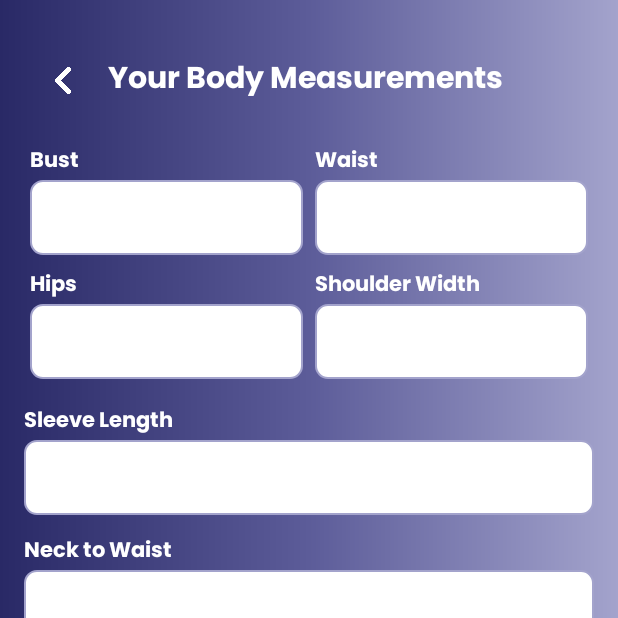
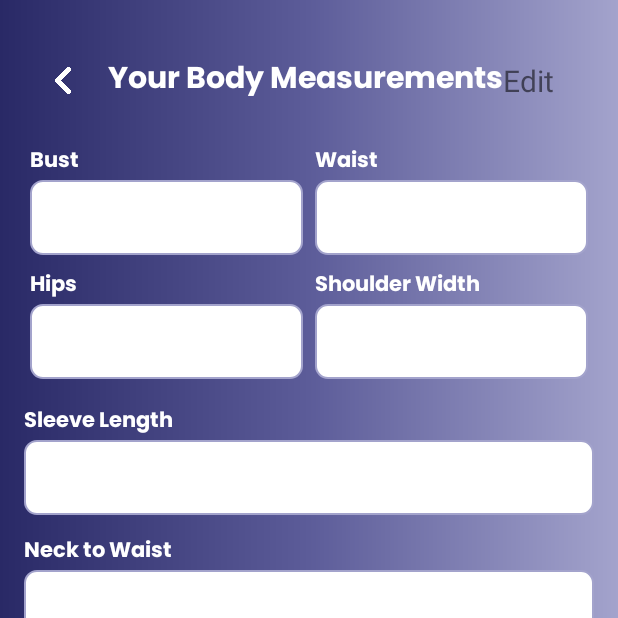
Before and after one commit to sherwinfontanar/Fitcraft, an Android app: the MeasurementActivity screen opened directly, with no data from a screen before it, on a phone screen of 412 x 824 dp, the top half of it. Run offline under Robolectric (Android 15) with nearby library versions, the phone set to English and light mode, and no system bars; our stand-ins replace Volley; network calls fail.

```diff
--- a/app/build.gradle.kts
+++ b/app/build.gradle.kts
@@ -74,6 +74,7 @@ dependencies {
     implementation("androidx.browser:browser:1.5.0")
     implementation("com.google.android.gms:play-services-maps:18.2.0")
     implementation("com.google.android.gms:play-services-location:21.0.1")
+    implementation("com.stripe:stripe-android:20.46.0")
 
     implementation(libs.circleimageview)
     implementation(libs.volley)
--- a/app/src/main/java/com/example/fitcraft/LoginActivity.kt
+++ b/app/src/main/java/com/example/fitcraft/LoginActivity.kt
@@ -83,8 +83,8 @@ class LoginActivity : Activity() {
                 val role = response.getJSONObject("user").optString("role")
 
                 val intent = when (role) {
-                    "Customer" -> Intent(this, UserDashboardActivity::class.java)
-                    "Tailor" -> Intent(this, TailorDashboardActivity::class.java)
+                    "user" -> Intent(this, UserProfileActivity::class.java)
+                    "tailor" -> Intent(this, TailorProfileActivity::class.java)
                     else -> Intent(this, LoginActivity::class.java)
                 }
                 startActivity(intent)
--- a/app/src/main/java/com/example/fitcraft/MeasurementActivity.kt
+++ b/app/src/main/java/com/example/fitcraft/MeasurementActivity.kt
@@ -48,6 +48,7 @@ class MeasurementActivity : Activity() {
         waistToHern = findViewById(R.id.waistToHemValue)
         bodyType = findViewById(R.id.bodyTypeValue)
         skinColor = findViewById(R.id.skinColorValue)
+        editButton = findViewById(R.id.editButton)
 
         saveButton = findViewById(R.id.saveButton)
 
--- a/app/src/main/java/com/example/fitcraft/utils/Utility.kt
+++ b/app/src/main/java/com/example/fitcraft/utils/Utility.kt
@@ -5,8 +5,8 @@ import android.content.SharedPreferences
 
 object Utility {
     // Base URL of your API
-    //const val apiUrl = "http://10.0.2.2:5000" // Change to your actual API URL
-    const val apiUrl = "http://192.168.1.22:5000"
+    const val apiUrl = "http://10.0.2.2:5000" // Change to your actual API URL
+    //const val apiUrl = "http://192.168.1.22:5000"
     // For storing token in memory temporarily
     private var _token: String? = null
 
--- a/app/src/main/res/layout/activity_measurement.xml
+++ b/app/src/main/res/layout/activity_measurement.xml
@@ -36,6 +36,15 @@
                 android:fontFamily="@font/poppins_bold"
                 android:textColor="@color/white"
                 android:layout_marginStart="20dp" />
+
+            <TextView
+                android:id="@+id/editButton"
+                android:layout_width="wrap_content"
+                android:layout_height="wrap_content"
+                android:text="Edit"
+                android:textSize="20sp"/>
+
+
         </LinearLayout>
 
 
```
Also changed, not shown: app/src/main/java/com/example/fitcraft/CheckoutActivity.kt (+64 -10 lines).
